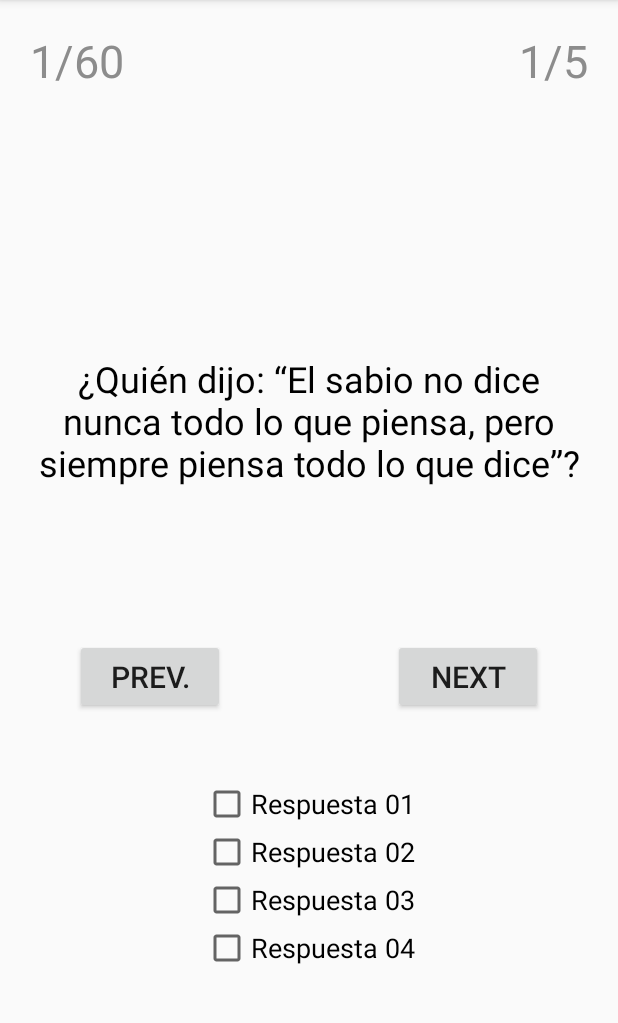
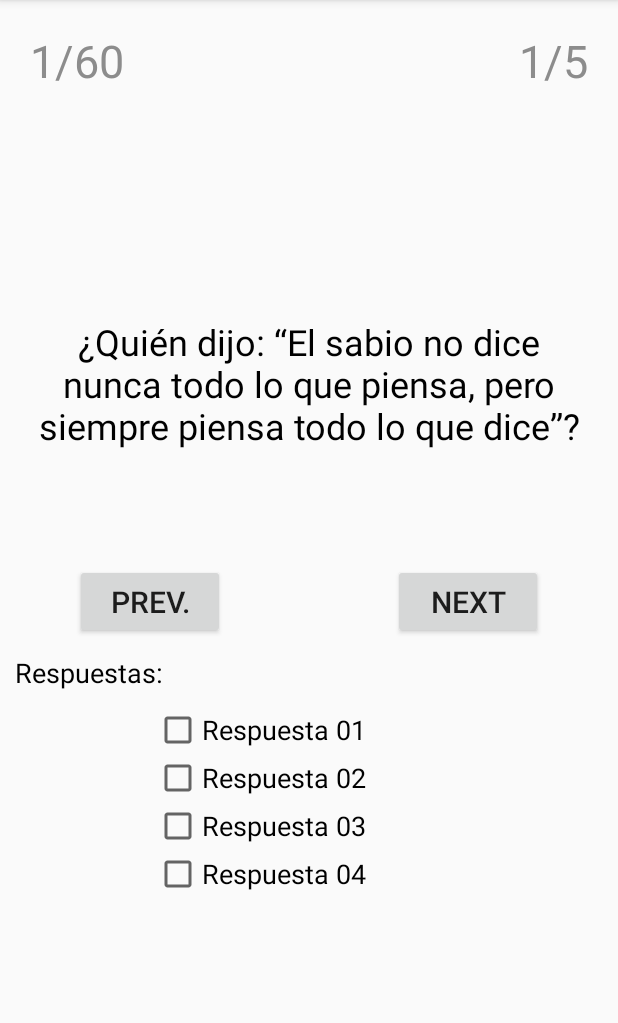
Before and after one commit to MDG99/QuizApp-Pro, an Android app: the Activity3 screen opened directly, with no data from a screen before it, on a phone screen of 412 x 824 dp, the part 84-1107 px from its top. Run offline under Robolectric (Android 15) with nearby library versions, the phone set to English and light mode, and no system bars.

Commit message:
Diseño del Portrait del activity 3 terminado :)

```diff
--- a/app/src/main/res/layout/activity_3.xml
+++ b/app/src/main/res/layout/activity_3.xml
@@ -6,6 +6,7 @@
     android:layout_height="match_parent"
     android:orientation="vertical"
     tools:context=".Activity3">
+
 
     <LinearLayout
         android:layout_width="match_parent"
@@ -44,7 +45,7 @@
     <LinearLayout
         android:layout_width="match_parent"
         android:layout_height="wrap_content"
-        android:layout_marginTop="100dp"
+        android:layout_marginTop="75dp"
         android:gravity="center"
         android:orientation="horizontal">
 
@@ -59,67 +60,131 @@
             android:textSize="24sp" />
     </LinearLayout>
 
-    <FrameLayout
+    <LinearLayout
         android:layout_width="match_parent"
-        android:layout_height="match_parent">
+        android:layout_height="wrap_content"
+        android:orientation="horizontal">
 
         <Button
             android:id="@+id/previousButton"
             android:layout_width="100dp"
             android:layout_height="50dp"
-            android:layout_gravity="top|left"
             android:layout_marginLeft="50dp"
-            android:layout_marginTop="25dp"
             android:text="Prev."
             android:textSize="20dp" />
+
+        <TextView
+            android:layout_width="0sp"
+            android:layout_height="match_parent"
+            android:layout_weight="1" />
 
         <Button
             android:id="@+id/nextButton"
             android:layout_width="100dp"
             android:layout_height="50dp"
-            android:layout_gravity="top|right"
-            android:layout_marginTop="25dp"
             android:layout_marginRight="50dp"
             android:text="Next"
             android:textSize="20sp" />
 
+    </LinearLayout>
+
+    <LinearLayout
+        android:layout_width="match_parent"
+        android:layout_height="wrap_content">
+        <TextView
+            android:layout_width="match_parent"
+            android:layout_height="wrap_content"
+            android:text="Respuestas:"
+            android:textSize="18sp"
+            android:layout_margin="10dp"
+            android:textColor="#000000"/>
+    </LinearLayout>
+
+    <LinearLayout
+        android:layout_width="match_parent"
+        android:layout_height="wrap_content"
+        android:layout_gravity="center"
+        android:orientation="vertical">
+
         <LinearLayout
-            android:layout_width="wrap_content"
-            android:layout_height="wrap_content"
-            android:layout_gravity="center"
-            android:orientation="vertical">
+            android:layout_width="match_parent"
+            android:layout_height="wrap_content">
+
+            <TextView
+                android:layout_width="0sp"
+                android:layout_height="match_parent"
+                android:layout_weight="1" />
 
             <CheckBox
                 android:id="@+id/respuesta01Text"
-                android:layout_width="wrap_content"
+                android:layout_width="0sp"
                 android:layout_height="wrap_content"
+                android:layout_weight="3"
                 android:text="Respuesta 01"
                 android:textSize="18sp" />
 
+        </LinearLayout>
+
+        <LinearLayout
+            android:layout_width="match_parent"
+            android:layout_height="wrap_content">
+
+            <TextView
+                android:layout_width="0sp"
+                android:layout_height="match_parent"
+                android:layout_weight="1" />
+
             <CheckBox
                 android:id="@+id/respuesta02Text"
-                android:layout_width="wrap_content"
+                android:layout_width="0sp"
                 android:layout_height="wrap_content"
+                android:layout_weight="3"
                 android:text="Respuesta 02"
                 android:textSize="18sp" />
 
+        </LinearLayout>
+
+        <LinearLayout
+            android:layout_width="match_parent"
+            android:layout_height="wrap_content">
+
+            <TextView
+                android:layout_width="0sp"
+                android:layout_height="match_parent"
+                android:layout_weight="1" />
+
             <CheckBox
                 android:id="@+id/respuesta03Text"
-                android:layout_width="wrap_content"
+                android:layout_width="0sp"
                 android:layout_height="wrap_content"
+                android:layout_weight="3"
                 android:text="Respuesta 03"
                 android:textSize="18sp" />
 
+        </LinearLayout>
+
+        <LinearLayout
+            android:layout_width="match_parent"
+            android:layout_height="wrap_content">
+
+            <TextView
+                android:layout_width="0sp"
+                android:layout_height="match_parent"
+                android:layout_weight="1" />
+
             <CheckBox
                 android:id="@+id/respuesta04Text"
-                android:layout_width="wrap_content"
+                android:layout_width="0sp"
                 android:layout_height="wrap_content"
+                android:layout_weight="3"
                 android:text="Respuesta 04"
                 android:textSize="18sp" />
 
         </LinearLayout>
 
+    </LinearLayout>
 
-    </FrameLayout>
+
+
 
 </LinearLayout>
```
